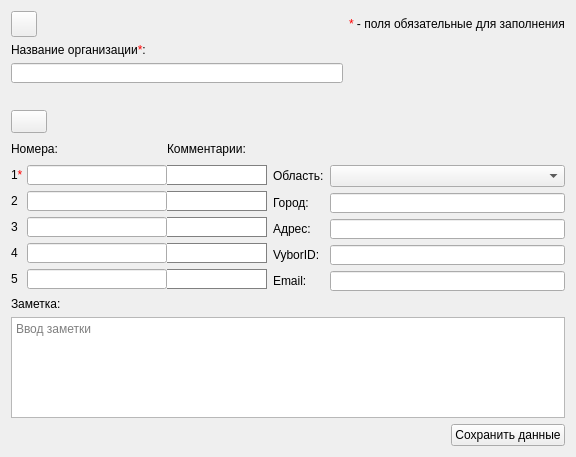
Qt form src/EditOrgContactDialog.ui (okostynchuk/Outcall) before a commit.
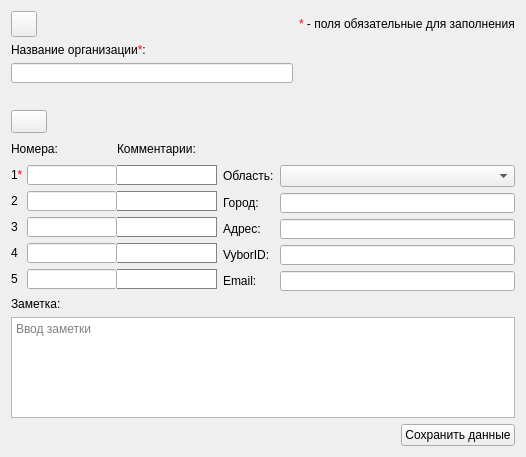
The same form after that commit. Icons and pictures are not drawn.

Patch:
```diff
--- a/src/EditOrgContactDialog.ui
+++ b/src/EditOrgContactDialog.ui
@@ -6,7 +6,7 @@
    <rect>
     <x>0</x>
     <y>0</y>
-    <width>574</width>
+    <width>524</width>
     <height>457</height>
    </rect>
   </property>
@@ -398,13 +398,13 @@
          </property>
          <property name="minimumSize">
           <size>
-           <width>140</width>
+           <width>90</width>
            <height>20</height>
           </size>
          </property>
          <property name="maximumSize">
           <size>
-           <width>140</width>
+           <width>90</width>
            <height>20</height>
           </size>
          </property>
@@ -452,13 +452,13 @@
          </property>
          <property name="minimumSize">
           <size>
-           <width>140</width>
+           <width>90</width>
            <height>20</height>
           </size>
          </property>
          <property name="maximumSize">
           <size>
-           <width>140</width>
+           <width>90</width>
            <height>20</height>
           </size>
          </property>
@@ -506,13 +506,13 @@
          </property>
          <property name="minimumSize">
           <size>
-           <width>140</width>
+           <width>90</width>
            <height>20</height>
           </size>
          </property>
          <property name="maximumSize">
           <size>
-           <width>140</width>
+           <width>90</width>
            <height>20</height>
           </size>
          </property>
@@ -547,13 +547,13 @@
          </property>
          <property name="minimumSize">
           <size>
-           <width>140</width>
+           <width>90</width>
            <height>20</height>
           </size>
          </property>
          <property name="maximumSize">
           <size>
-           <width>140</width>
+           <width>90</width>
            <height>20</height>
           </size>
          </property>
@@ -643,13 +643,13 @@
          </property>
          <property name="minimumSize">
           <size>
-           <width>140</width>
+           <width>90</width>
            <height>20</height>
           </size>
          </property>
          <property name="maximumSize">
           <size>
-           <width>140</width>
+           <width>90</width>
            <height>20</height>
           </size>
          </property>
```
Left out of the diff: 2 changed lines with no effect on the pictures.
